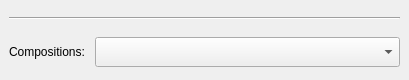
Before: the Qt Designer form kompozycje_widget.ui in GIAPspzoo/GIAP_PolaMap_lite, drawn with Qt 5.
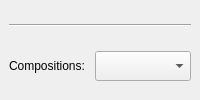
After: the same form once the commit is applied.

```diff
--- a/kompozycje_widget.ui
+++ b/kompozycje_widget.ui
@@ -2,14 +2,6 @@
 <ui version="4.0">
  <class>Form</class>
  <widget class="QWidget" name="Form">
-  <property name="geometry">
-   <rect>
-    <x>0</x>
-    <y>0</y>
-    <width>409</width>
-    <height>80</height>
-   </rect>
-  </property>
   <property name="windowTitle">
    <string>Form_comp</string>
   </property>
@@ -114,6 +106,9 @@
    </property>
    <item>
     <widget class="QFrame" name="frame_3">
+     <property name="enabled">
+      <bool>true</bool>
+     </property>
      <property name="sizePolicy">
       <sizepolicy hsizetype="Preferred" vsizetype="Fixed">
        <horstretch>0</horstretch>
@@ -144,6 +139,9 @@
      <layout class="QVBoxLayout" name="verticalLayout_2">
       <item>
        <widget class="Line" name="line_2">
+        <property name="enabled">
+         <bool>true</bool>
+        </property>
         <property name="minimumSize">
          <size>
           <width>0</width>
```
